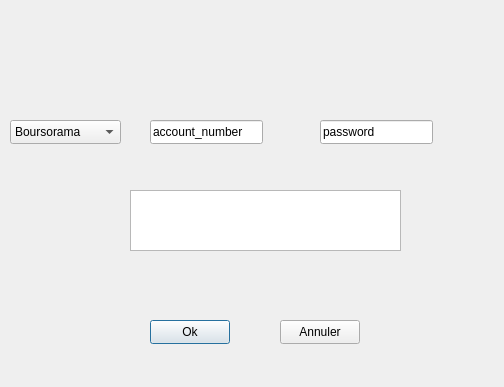
Old version of the form solde_compte.ui in the repository DjallalChafai/gestion-banque.
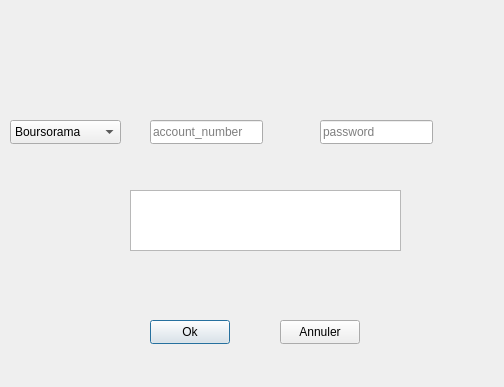
New version of the form.

The edit to the form file:
```diff
--- a/solde_compte.ui
+++ b/solde_compte.ui
@@ -22,7 +22,7 @@
      <height>24</height>
     </rect>
    </property>
-   <property name="text">
+   <property name="placeholderText">
     <string>account_number</string>
    </property>
   </widget>
@@ -35,7 +35,7 @@
      <height>24</height>
     </rect>
    </property>
-   <property name="text">
+   <property name="placeholderText">
     <string>password</string>
    </property>
   </widget>
```
